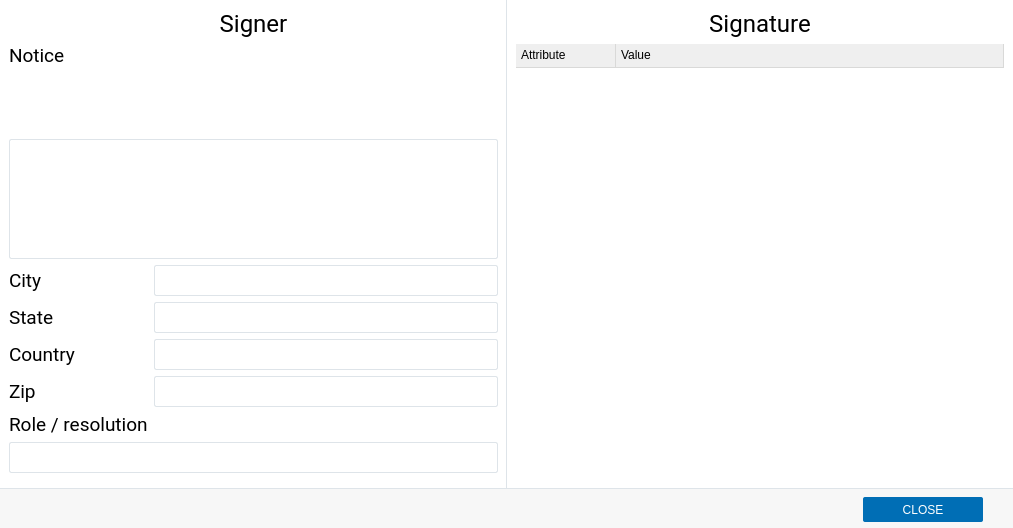
The window that client/dialogs/SignatureDialog.ui (open-eid/DigiDoc4-Client) describes before a commit, drawn with Qt 5.
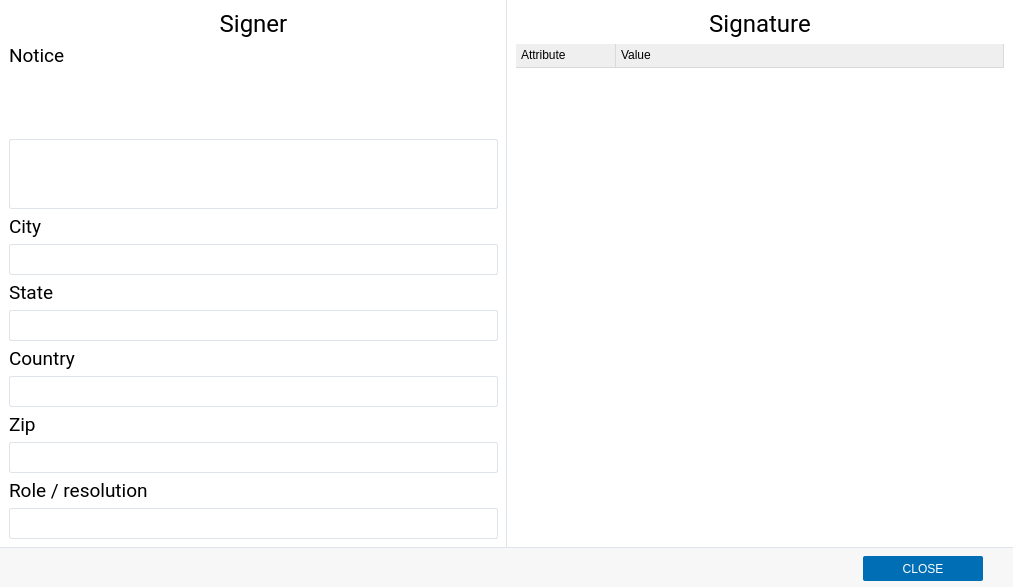
The same window after the commit. Custom widgets are drawn as their Qt base class.

Commit message:
Changed visual style of role/address popup and role/address details in signature view (#689)
IB-6310

Diff of the .ui file:
```diff
--- a/client/dialogs/SignatureDialog.ui
+++ b/client/dialogs/SignatureDialog.ui
@@ -65,6 +65,9 @@
          <property name="labelAlignment">
           <set>Qt::AlignLeading|Qt::AlignLeft|Qt::AlignVCenter</set>
          </property>
+         <property name="bottomMargin">
+          <number>2</number>
+         </property>
          <item row="0" column="0" colspan="2">
           <widget class="QLabel" name="lblSignerHeader">
            <property name="font">
@@ -182,26 +185,7 @@
            </property>
           </widget>
          </item>
-         <item row="5" column="0">
-          <widget class="QLabel" name="lblSigningCity">
-           <property name="font">
-            <font>
-             <family>Roboto</family>
-             <pointsize>14</pointsize>
-            </font>
-           </property>
-           <property name="styleSheet">
-            <string notr="true">border: none;</string>
-           </property>
-           <property name="text">
-            <string>City</string>
-           </property>
-           <property name="buddy">
-            <cstring>signerCity</cstring>
-           </property>
-          </widget>
-         </item>
-         <item row="5" column="1">
+         <item row="6" column="0" colspan="2">
           <widget class="QLineEdit" name="signerCity">
            <property name="minimumSize">
             <size>
@@ -219,26 +203,7 @@
            </property>
           </widget>
          </item>
-         <item row="6" column="0">
-          <widget class="QLabel" name="lblSigningCounty">
-           <property name="font">
-            <font>
-             <family>Roboto</family>
-             <pointsize>14</pointsize>
-            </font>
-           </property>
-           <property name="styleSheet">
-            <string notr="true">border: none;</string>
-           </property>
-           <property name="text">
-            <string>State</string>
-           </property>
-           <property name="buddy">
-            <cstring>signerState</cstring>
-           </property>
-          </widget>
-         </item>
-         <item row="6" column="1">
+         <item row="8" column="0" colspan="2">
           <widget class="QLineEdit" name="signerState">
            <property name="minimumSize">
             <size>
@@ -256,26 +221,7 @@
            </property>
           </widget>
          </item>
-         <item row="7" column="0">
-          <widget class="QLabel" name="lblSigningCountry">
-           <property name="font">
-            <font>
-             <family>Roboto</family>
-             <pointsize>14</pointsize>
-            </font>
-           </property>
-           <property name="styleSheet">
-            <string notr="true">border: none;</string>
-           </property>
-           <property name="text">
-            <string>Country</string>
-           </property>
-           <property name="buddy">
-            <cstring>signerCountry</cstring>
-           </property>
-          </widget>
-         </item>
-         <item row="7" column="1">
+         <item row="10" column="0" colspan="2">
           <widget class="QLineEdit" name="signerCountry">
            <property name="minimumSize">
             <size>
@@ -293,26 +239,7 @@
            </property>
           </widget>
          </item>
-         <item row="8" column="0">
-          <widget class="QLabel" name="lblSigningZipCode">
-           <property name="font">
-            <font>
-             <family>Roboto</family>
-             <pointsize>14</pointsize>
-            </font>
-           </property>
-           <property name="styleSheet">
-            <string notr="true">border: none;</string>
-           </property>
-           <property name="text">
-            <string>Zip</string>
-           </property>
-           <property name="buddy">
-            <cstring>signerZip</cstring>
-           </property>
-          </widget>
-         </item>
-         <item row="8" column="1">
+         <item row="12" column="0" colspan="2">
           <widget class="QLineEdit" name="signerZip">
            <property name="minimumSize">
             <size>
@@ -330,7 +257,7 @@
            </property>
           </widget>
          </item>
-         <item row="9" column="0">
+         <item row="13" column="0">
           <widget class="QLabel" name="lblRole">
            <property name="font">
             <font>
@@ -346,7 +273,7 @@
            </property>
           </widget>
          </item>
-         <item row="10" column="0" colspan="2">
+         <item row="14" column="0" colspan="2">
           <widget class="QLabel" name="signerRoles">
            <property name="minimumSize">
             <size>
@@ -373,7 +300,7 @@
            </property>
           </widget>
          </item>
-         <item row="11" column="0" colspan="2">
+         <item row="15" column="0" colspan="2">
           <spacer name="verticalSpacer">
            <property name="orientation">
             <enum>Qt::Vertical</enum>
@@ -386,6 +313,82 @@
            </property>
           </spacer>
          </item>
+         <item row="11" column="0" colspan="2">
+          <widget class="QLabel" name="lblSigningZipCode">
+           <property name="font">
+            <font>
+             <family>Roboto</family>
+             <pointsize>14</pointsize>
+            </font>
+           </property>
+           <property name="styleSheet">
+            <string notr="true">border: none;</string>
+           </property>
+           <property name="text">
+            <string>Zip</string>
+           </property>
+           <property name="buddy">
+            <cstring>signerZip</cstring>
+           </property>
+          </widget>
+         </item>
+         <item row="9" column="0" colspan="2">
+          <widget class="QLabel" name="lblSigningCountry">
+           <property name="font">
+            <font>
+             <family>Roboto</family>
+             <pointsize>14</pointsize>
+            </font>
+           </property>
+           <property name="styleSheet">
+            <string notr="true">border: none;</string>
+           </property>
+           <property name="text">
+            <string>Country</string>
+           </property>
+           <property name="buddy">
+            <cstring>signerCountry</cstring>
+           </property>
+          </widget>
+         </item>
+         <item row="7" column="0" colspan="2">
+          <widget class="QLabel" name="lblSigningCounty">
+           <property name="font">
+            <font>
+             <family>Roboto</family>
+             <pointsize>14</pointsize>
+            </font>
+           </property>
+           <property name="styleSheet">
+            <string notr="true">border: none;</string>
+           </property>
+           <property name="text">
+            <string>State</string>
+           </property>
+           <property name="buddy">
+            <cstring>signerState</cstring>
+           </property>
+          </widget>
+         </item>
+         <item row="5" column="0" colspan="2">
+          <widget class="QLabel" name="lblSigningCity">
+           <property name="font">
+            <font>
+             <family>Roboto</family>
+             <pointsize>14</pointsize>
+            </font>
+           </property>
+           <property name="styleSheet">
+            <string notr="true">border: none;</string>
+           </property>
+           <property name="text">
+            <string>City</string>
+           </property>
+           <property name="buddy">
+            <cstring>signerCity</cstring>
+           </property>
+          </widget>
+         </item>
         </layout>
        </widget>
       </item>
```
The commit also changes 5 other files.
